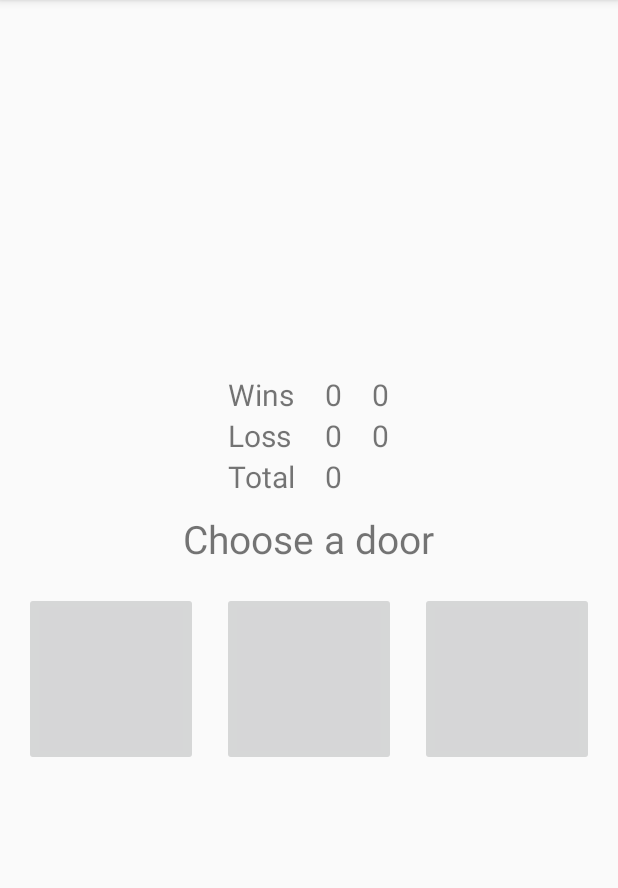
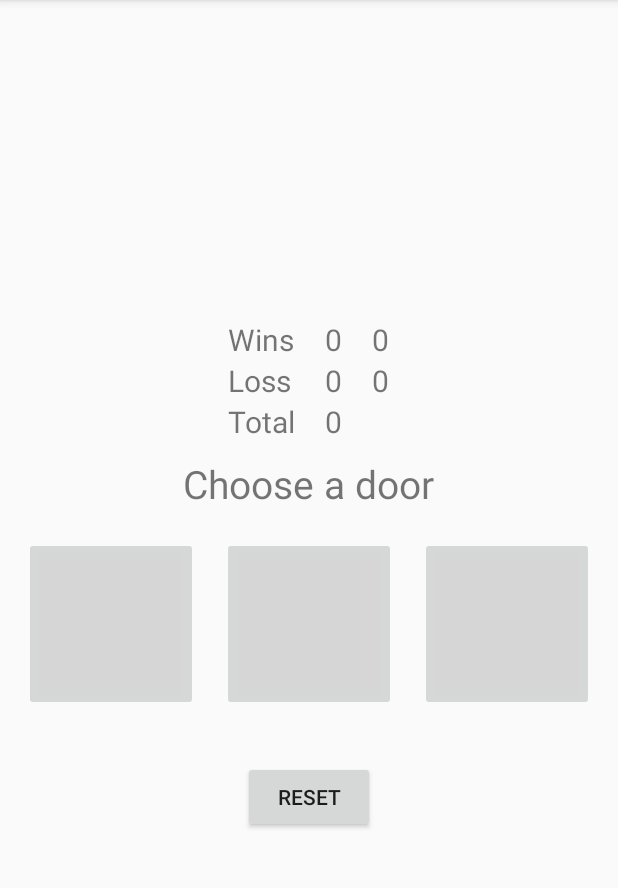
Before and after one commit to tadigi15/MontyHallFall18Final, an Android app: the GameFragment screen opened directly, with no data from a screen before it, on a phone screen of 412 x 824 dp, the part 84-972 px from its top. Run offline under Robolectric (Android 15) with nearby library versions, the phone set to English and light mode, and no system bars.

Commit message:
Reset button now works

```diff
--- a/app/src/main/java/edu/stlawu/montyhall/GameFragment.java
+++ b/app/src/main/java/edu/stlawu/montyhall/GameFragment.java
@@ -9,6 +9,7 @@ import android.support.v4.app.Fragment;
 import android.view.LayoutInflater;
 import android.view.View;
 import android.view.ViewGroup;
+import android.widget.Button;
 import android.widget.ImageButton;
 import android.widget.TextView;
 
@@ -24,10 +25,14 @@ public class GameFragment extends Fragment {
     ImageButton door1button = null;
     ImageButton door2button = null;
     ImageButton door3button = null;
+    Button resetButton = null;
 
     private boolean door1_tf = false;
     private boolean door2_tf = false;
     private boolean door3_tf = false;
+
+    TextView prompt, winView, winpView, lossView, losspView, totalView;
+
     //Counters
     private int wincounter = 0;
     private int losscounter = 0;
@@ -54,17 +59,19 @@ public class GameFragment extends Fragment {
         View rootView =  inflater.inflate(R.layout.fragment_game, container, false);
 
         // Initalize textViews
-        final TextView winView = rootView.findViewById(R.id.win_count);
-        final TextView winpView = rootView.findViewById(R.id.win_percentage);
-        final TextView lossView = rootView.findViewById(R.id.loss_count);
-        final TextView losspView = rootView.findViewById(R.id.loss_percentage);
-        final TextView totalView = rootView.findViewById(R.id.total_count);
-        final TextView prompt = rootView.findViewById(R.id.prompt);
+        winView = rootView.findViewById(R.id.win_count);
+        winpView = rootView.findViewById(R.id.win_percentage);
+        lossView = rootView.findViewById(R.id.loss_count);
+        losspView = rootView.findViewById(R.id.loss_percentage);
+        totalView = rootView.findViewById(R.id.total_count);
+        prompt = rootView.findViewById(R.id.prompt);
 
-        // Initalize door buttons
+
+        // Initialize buttons
         door1button = rootView.findViewById(R.id.door1);
         door2button = rootView.findViewById(R.id.door2);
         door3button = rootView.findViewById(R.id.door3);
+        resetButton = rootView.findViewById(R.id.reset_button);
 
         // Button for the first door (most left)
         door1button.setOnClickListener(new View.OnClickListener() {
@@ -112,6 +119,7 @@ public class GameFragment extends Fragment {
 
                                                 incrementWinCounter(prompt, winView, totalView, winpView);
                                             }
+
                                             // Wrong door was chosen (door 1)
                                             else {
                                                 door3button.setImageResource(R.drawable.goat);
@@ -509,6 +517,13 @@ public class GameFragment extends Fragment {
                 }
             }
         });
+
+        resetButton.setOnClickListener(new View.OnClickListener() {
+            @Override
+            public void onClick(View v) {
+                reset();
+            }
+        });
         return rootView;
     }
 
@@ -531,6 +546,26 @@ public class GameFragment extends Fragment {
 
     }
 
+    public void reset() {
+        door1button.setEnabled(true);
+        door2button.setEnabled(true);
+        door3button.setEnabled(true);
+
+        door1button.setImageResource(R.drawable.closed_door);
+        door2button.setImageResource(R.drawable.closed_door);
+        door3button.setImageResource(R.drawable.closed_door);
+
+        door1_tf = false;
+        door2_tf = false;
+        door3_tf = false;
+
+        prompt.setText("Choose a door");
+
+
+
+
+    }
+
 
 
 
--- a/app/src/main/res/layout/fragment_game.xml
+++ b/app/src/main/res/layout/fragment_game.xml
@@ -93,6 +93,15 @@
             android:layout_height="wrap_content"
             />
 
+        <Button
+            android:layout_width="wrap_content"
+            android:layout_height="wrap_content"
+            android:text="Reset"
+            android:id="@+id/reset_button"
+            android:layout_gravity="center"
+            android:layout_marginTop="25dp"
+            />
+
     </LinearLayout>
 
     <!-- TODO: Update blank fragment layout -->
```
